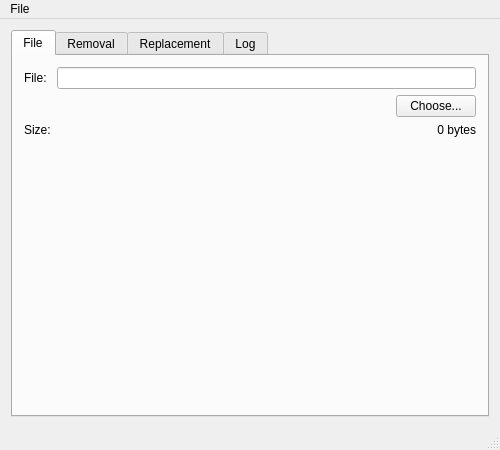
noodlecollie/vmfstripper, file mainwindow.ui: the form before one commit.
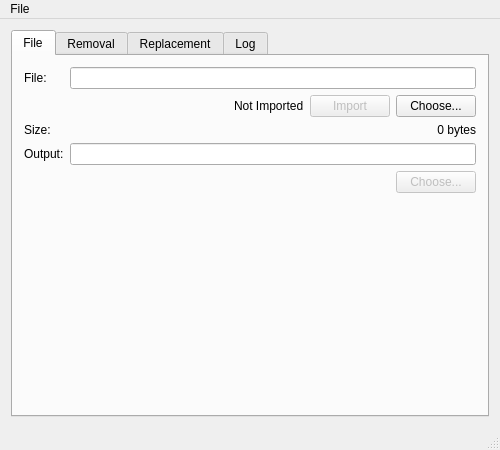
The form after the commit. The open tabs and pages were chosen to show the change.

What changed in the file:
```diff
--- a/mainwindow.ui
+++ b/mainwindow.ui
@@ -32,19 +32,7 @@
        </attribute>
        <layout class="QVBoxLayout" name="verticalLayout_6">
         <item>
-         <layout class="QFormLayout" name="formLayout_2">
-          <property name="fieldGrowthPolicy">
-           <enum>QFormLayout::AllNonFixedFieldsGrow</enum>
-          </property>
-          <property name="formAlignment">
-           <set>Qt::AlignLeading|Qt::AlignLeft|Qt::AlignTop</set>
-          </property>
-          <property name="topMargin">
-           <number>0</number>
-          </property>
-          <property name="bottomMargin">
-           <number>0</number>
-          </property>
+         <layout class="QFormLayout" name="formLayout_3">
           <item row="0" column="0">
            <widget class="QLabel" name="label">
             <property name="text">
@@ -77,6 +65,26 @@
               </property>
              </spacer>
             </item>
+            <item>
+             <widget class="QLabel" name="labelIsImported">
+              <property name="text">
+               <string>Not Imported</string>
+              </property>
+              <property name="margin">
+               <number>4</number>
+              </property>
+             </widget>
+            </item>
+            <item>
+             <widget class="QPushButton" name="btnImport">
+              <property name="enabled">
+               <bool>false</bool>
+              </property>
+              <property name="text">
+               <string>Import</string>
+              </property>
+             </widget>
+            </item>
             <item>
              <widget class="QPushButton" name="btnOpenFile">
               <property name="text">
@@ -103,6 +111,46 @@
             </property>
            </widget>
           </item>
+          <item row="3" column="0">
+           <widget class="QLabel" name="outputLabel">
+            <property name="text">
+             <string>Output:</string>
+            </property>
+           </widget>
+          </item>
+          <item row="3" column="1">
+           <widget class="QLineEdit" name="tbOutputFile"/>
+          </item>
+          <item row="4" column="1">
+           <layout class="QHBoxLayout" name="horizontalLayout_4">
+            <property name="topMargin">
+             <number>0</number>
+            </property>
+            <item>
+             <spacer name="horizontalSpacer_2">
+              <property name="orientation">
+               <enum>Qt::Horizontal</enum>
+              </property>
+              <property name="sizeHint" stdset="0">
+               <size>
+                <width>40</width>
+                <height>20</height>
+               </size>
+              </property>
+             </spacer>
+            </item>
+            <item>
+             <widget class="QPushButton" name="btnChooseOutput">
+              <property name="enabled">
+               <bool>false</bool>
+              </property>
+              <property name="text">
+               <string>Choose...</string>
+              </property>
+             </widget>
+            </item>
+           </layout>
+          </item>
          </layout>
         </item>
         <item>
```
Left out of the diff: 46 changed lines with no effect on the pictures.
